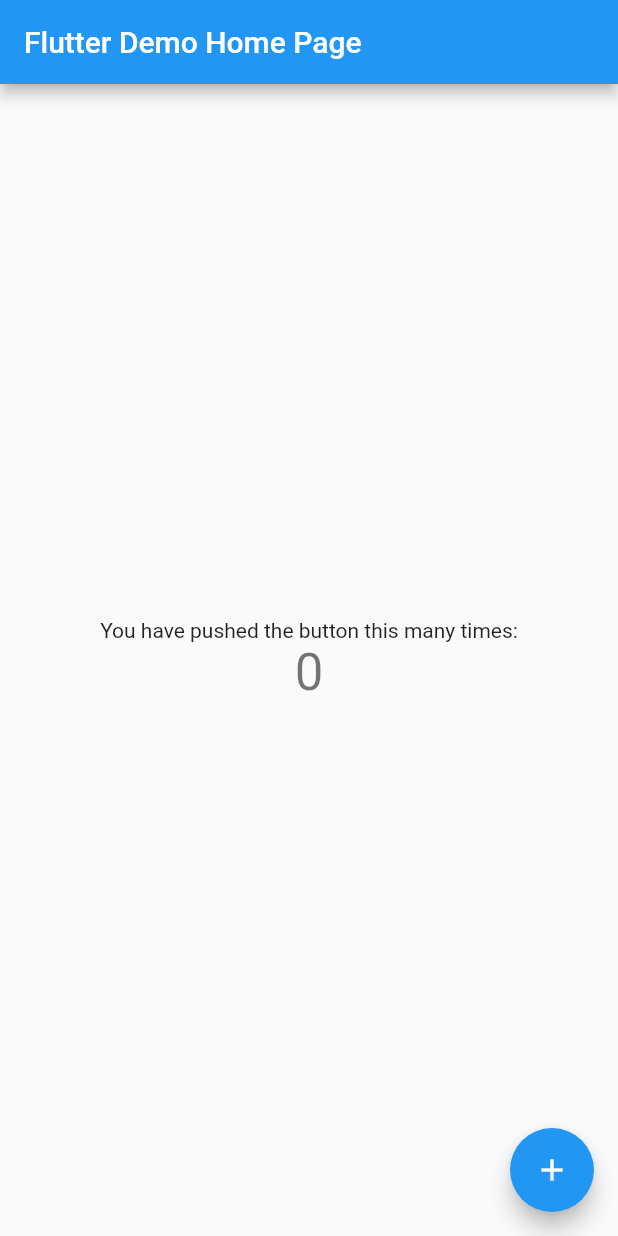
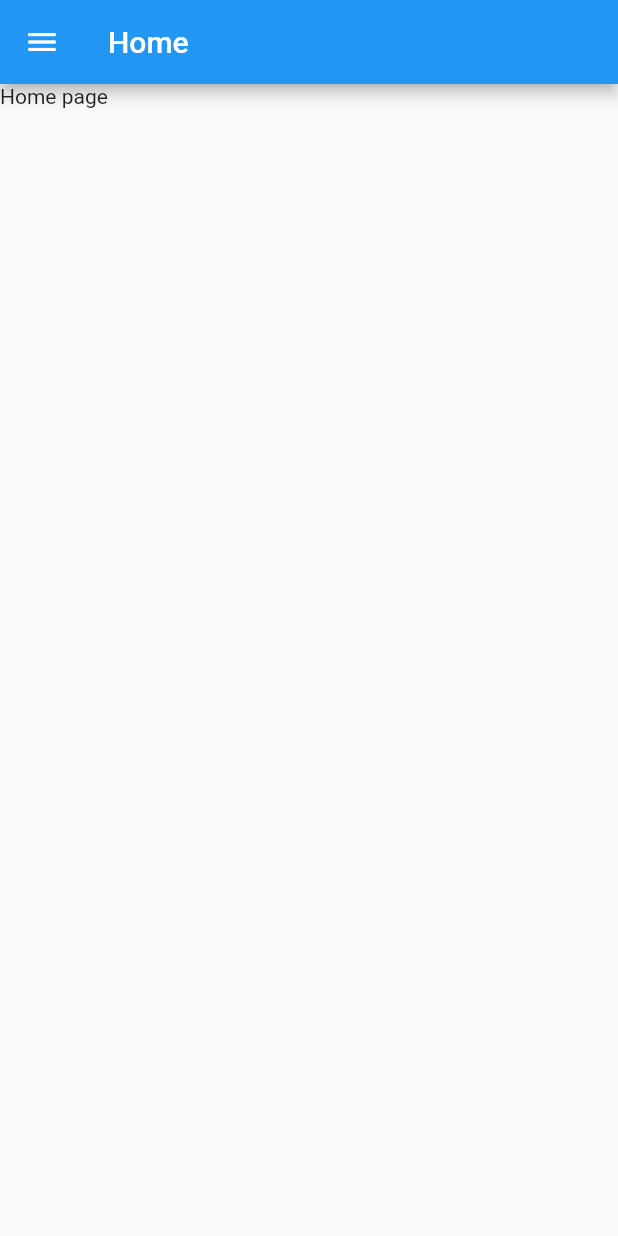
Before and after one commit to deroldo/flutter_components_sample, a Flutter app: the screen it shows after launch, on a phone screen of 412 x 824 dp. Run offline on Flutter 3.47's test engine with Material 2 defaults, Android fonts, the phone set to English and light mode, and no system bars.

Commit message:
feat: adding stateless to show full screen with dynamic ios or android theme and drawer

```diff
--- /dev/null
+++ b/lib/component/dynamic_platform_app.dart
@@ -0,0 +1,35 @@
+import 'dart:io';
+import 'package:flutter/cupertino.dart';
+import 'package:flutter/material.dart';
+
+class DynamicPlatformApp extends StatelessWidget {
+  final String title;
+  final Map<String, WidgetBuilder> routes;
+  CupertinoThemeData? iosTheme;
+  ThemeData? androidTheme;
+
+  DynamicPlatformApp({
+    Key? key,
+    this.androidTheme,
+    this.iosTheme,
+    required this.title,
+    required this.routes,
+  }) : super(key: key);
+
+  @override
+  Widget build(BuildContext context) {
+    if (Platform.isIOS) {
+      return CupertinoApp(
+        title: title,
+        theme: iosTheme,
+        routes: routes,
+      );
+    } else {
+      return MaterialApp(
+        title: title,
+        theme: androidTheme,
+        routes: routes,
+      );
+    }
+  }
+}
--- a/lib/main.dart
+++ b/lib/main.dart
@@ -1,115 +1,61 @@
+import 'package:flutter_components_sample/component/dynamic_platform_screen.dart';
+import 'package:flutter_components_sample/model/drawer_item.dart';
+
+import 'component/dynamic_platform_app.dart';
+import 'package:flutter/cupertino.dart';
 import 'package:flutter/material.dart';
 
 void main() {
-  runApp(const MyApp());
+  runApp(DynamicPlatformApp(
+    title: 'Custom App',
+    routes: {
+      "/": (ctx) => Home(),
+      "/cart": (ctx) => Cart(),
+    },
+  ));
 }
 
-class MyApp extends StatelessWidget {
-  const MyApp({Key? key}) : super(key: key);
-
-  // This widget is the root of your application.
-  @override
-  Widget build(BuildContext context) {
-    return MaterialApp(
-      title: 'Flutter Demo',
-      theme: ThemeData(
-        // This is the theme of your application.
-        //
-        // Try running your application with "flutter run". You'll see the
-        // application has a blue toolbar. Then, without quitting the app, try
-        // changing the primarySwatch below to Colors.green and then invoke
-        // "hot reload" (press "r" in the console where you ran "flutter run",
-        // or simply save your changes to "hot reload" in a Flutter IDE).
-        // Notice that the counter didn't reset back to zero; the application
-        // is not restarted.
-        primarySwatch: Colors.blue,
-      ),
-      home: const MyHomePage(title: 'Flutter Demo Home Page'),
-    );
-  }
-}
-
-class MyHomePage extends StatefulWidget {
-  const MyHomePage({Key? key, required this.title}) : super(key: key);
-
-  // This widget is the home page of your application. It is stateful, meaning
-  // that it has a State object (defined below) that contains fields that affect
-  // how it looks.
-
-  // This class is the configuration for the state. It holds the values (in this
-  // case the title) provided by the parent (in this case the App widget) and
-  // used by the build method of the State. Fields in a Widget subclass are
-  // always marked "final".
-
-  final String title;
+class Home extends DynamicPlatformScreen {
+  const Home() : super(title: "Home");
 
   @override
-  State<MyHomePage> createState() => _MyHomePageState();
-}
-
-class _MyHomePageState extends State<MyHomePage> {
-  int _counter = 0;
-
-  void _incrementCounter() {
-    setState(() {
-      // This call to setState tells the Flutter framework that something has
-      // changed in this State, which causes it to rerun the build method below
-      // so that the display can reflect the updated values. If we changed
-      // _counter without calling setState(), then the build method would not be
-      // called again, and so nothing would appear to happen.
-      _counter++;
-    });
+  Widget get body {
+    return const SingleChildScrollView(child: Text("Home page"));
   }
 
   @override
-  Widget build(BuildContext context) {
-    // This method is rerun every time setState is called, for instance as done
-    // by the _incrementCounter method above.
-    //
-    // The Flutter framework has been optimized to make rerunning build methods
-    // fast, so that you can just rebuild anything that needs updating rather
-    // than having to individually change instances of widgets.
-    return Scaffold(
-      appBar: AppBar(
-        // Here we take the value from the MyHomePage object that was created by
-        // the App.build method, and use it to set our appbar title.
-        title: Text(widget.title),
-      ),
-      body: Center(
-        // Center is a layout widget. It takes a single child and positions it
-        // in the middle of the parent.
-        child: Column(
-          // Column is also a layout widget. It takes a list of children and
-          // arranges them vertically. By default, it sizes itself to fit its
-          // children horizontally, and tries to be as tall as its parent.
-          //
-          // Invoke "debug painting" (press "p" in the console, choose the
-          // "Toggle Debug Paint" action from the Flutter Inspector in Android
-          // Studio, or the "Toggle Debug Paint" command in Visual Studio Code)
-          // to see the wireframe for each widget.
-          //
-          // Column has various properties to control how it sizes itself and
-          // how it positions its children. Here we use mainAxisAlignment to
-          // center the children vertically; the main axis here is the vertical
-          // axis because Columns are vertical (the cross axis would be
-          // horizontal).
-          mainAxisAlignment: MainAxisAlignment.center,
-          children: <Widget>[
-            const Text(
-              'You have pushed the button this many times:',
+  AppDrawer? get appDrawer => MyDrawer();
+}
+
+class Cart extends DynamicPlatformScreen {
+  const Cart() : super(title: "Cart");
+
+  @override
+  Widget get body {
+    return const SingleChildScrollView(child: Text("Cart page"));
+  }
+
+  @override
+  AppDrawer? get appDrawer => MyDrawer();
+}
+
+class MyDrawer extends AppDrawer {
+  MyDrawer()
+      : super(
+          title: "Drawer",
+          items: [
+            const AppDrawerItem(
+              Icons.home,
+              CupertinoIcons.home,
+              title: "Home",
+              navigationPath: "/",
             ),
-            Text(
-              '$_counter',
-              style: Theme.of(context).textTheme.headline4,
+            const AppDrawerItem(
+              Icons.shopping_cart,
+              CupertinoIcons.cart,
+              title: "Carrinho",
+              navigationPath: "/cart",
             ),
           ],
-        ),
-      ),
-      floatingActionButton: FloatingActionButton(
-        onPressed: _incrementCounter,
-        tooltip: 'Increment',
-        child: const Icon(Icons.add),
-      ), // This trailing comma makes auto-formatting nicer for build methods.
-    );
-  }
+        );
 }
--- /dev/null
+++ b/lib/model/drawer_item.dart
@@ -0,0 +1,35 @@
+import 'dart:io';
+
+import 'package:flutter/widgets.dart';
+
+class AppDrawer {
+  final String title;
+  final List<AppDrawerItem> items;
+
+  AppDrawer({
+    required this.title,
+    required this.items,
+  });
+}
+
+class AppDrawerItem {
+  final String title;
+  final IconData _androidIconName;
+  final IconData _iosIconName;
+  final String navigationPath;
+
+  const AppDrawerItem(
+    this._androidIconName,
+    this._iosIconName, {
+    required this.title,
+    required this.navigationPath,
+  });
+
+  Icon get icon {
+    if (Platform.isIOS) {
+      return Icon(_androidIconName);
+    } else {
+      return Icon(_iosIconName);
+    }
+  }
+}
```
Also changed, not shown: lib/component/dynamic_platform_screen.dart (added, +240 -0 lines), 1 other file.
